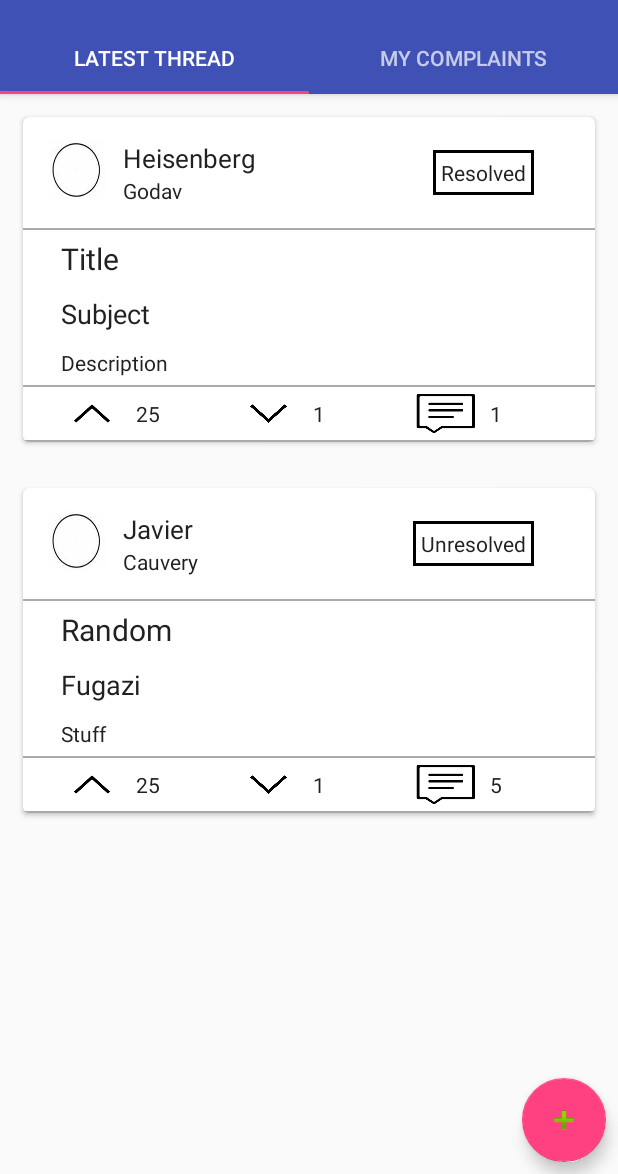
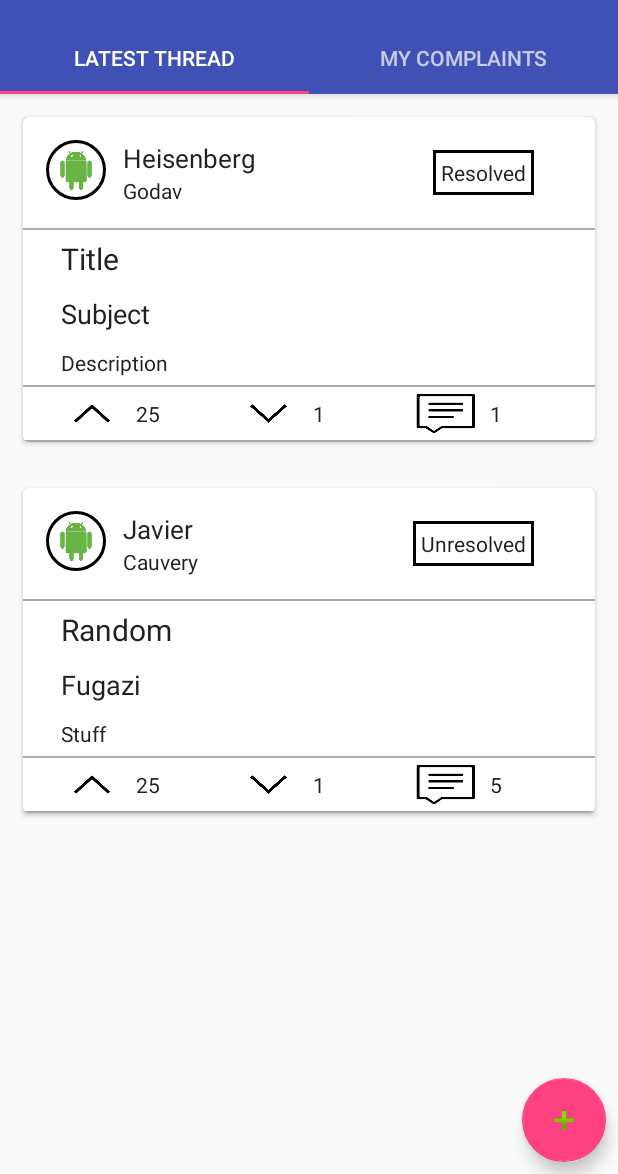
Before and after one commit to InstituteWebOps/complaints_box, an Android app: the screen it shows after launch (MainActivity), on a phone screen of 412 x 824 dp, the part 62-1236 px from its top. Run offline under Robolectric (Android 15) with nearby library versions, the phone set to English and light mode, and no system bars; our stand-ins replace CircleImageView.

Commit message:
change in UI - circleimageView added to cardView

```diff
--- a/app/build.gradle
+++ b/app/build.gradle
@@ -32,6 +32,6 @@ dependencies {
     compile 'com.android.support:cardview-v7:25.3.1'
     compile 'com.android.support:recyclerview-v7:25.3.1'
     compile 'com.android.volley:volley:1.0.0'
-    compile 'de.hdodenhof:circleimageview:1.3.0'
+    compile 'de.hdodenhof:circleimageview:2.1.0'
     testCompile 'junit:junit:4.12'
 }
--- a/app/src/main/res/layout/complaint_card.xml
+++ b/app/src/main/res/layout/complaint_card.xml
@@ -18,15 +18,14 @@
             android:layout_height="wrap_content"
             android:layout_margin="15dp">
 
+
             <de.hdodenhof.circleimageview.CircleImageView
-                android:id="@+id/imgProfilePicture"
                 android:layout_width="40dp"
                 android:layout_height="40dp"
-                android:layout_alignParentLeft="true"
-                app:border_color="@android:color/black"
-                app:border_width="3dp"
-                android:background="@drawable/circle"
-                android:layout_alignParentTop="true"/>
+                android:id="@+id/profile_image"
+                android:src="@drawable/android"
+                app:civ_border_width="2dp"
+                app:civ_border_color="#FF000000"/>
 
 
             <LinearLayout
@@ -37,7 +36,7 @@
                 android:layout_marginLeft="11dp"
                 android:layout_marginStart="11dp"
                 android:orientation="vertical"
-                android:layout_toRightOf="@+id/imgProfilePicture">
+                android:layout_toRightOf="@+id/profile_image">
 
                 <TextView
                     android:id="@+id/tv_name"
```
Also changed, not shown: app/src/main/res/drawable/android.png (added), app/src/main/res/drawable/circle.jpg (deleted).
